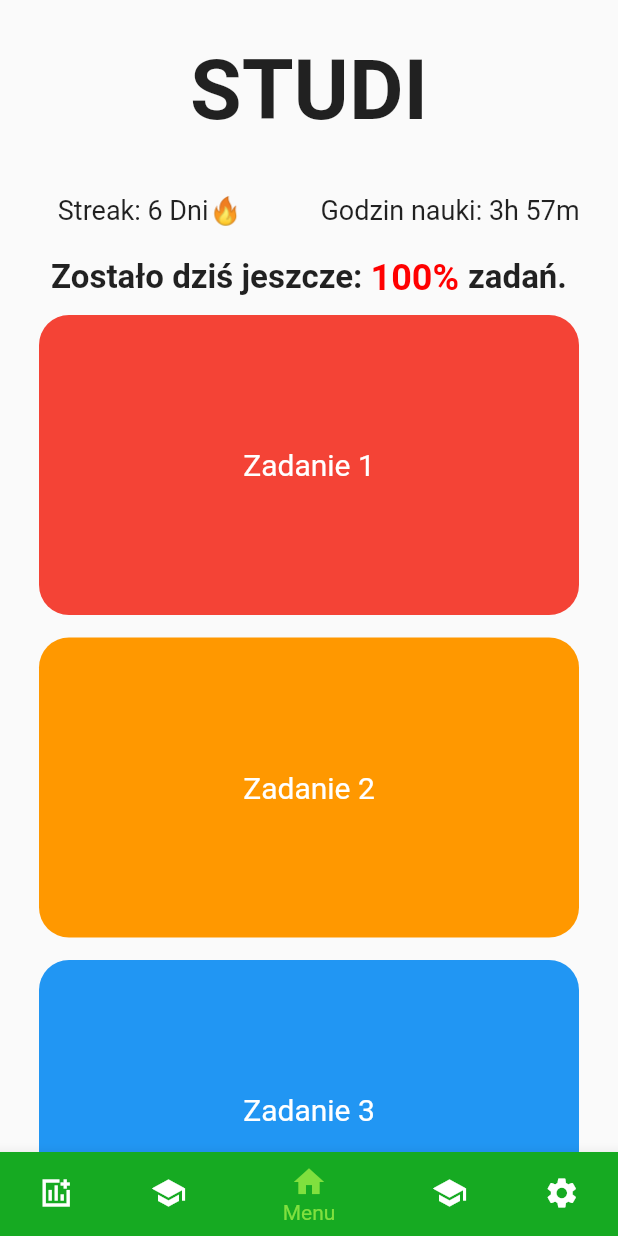
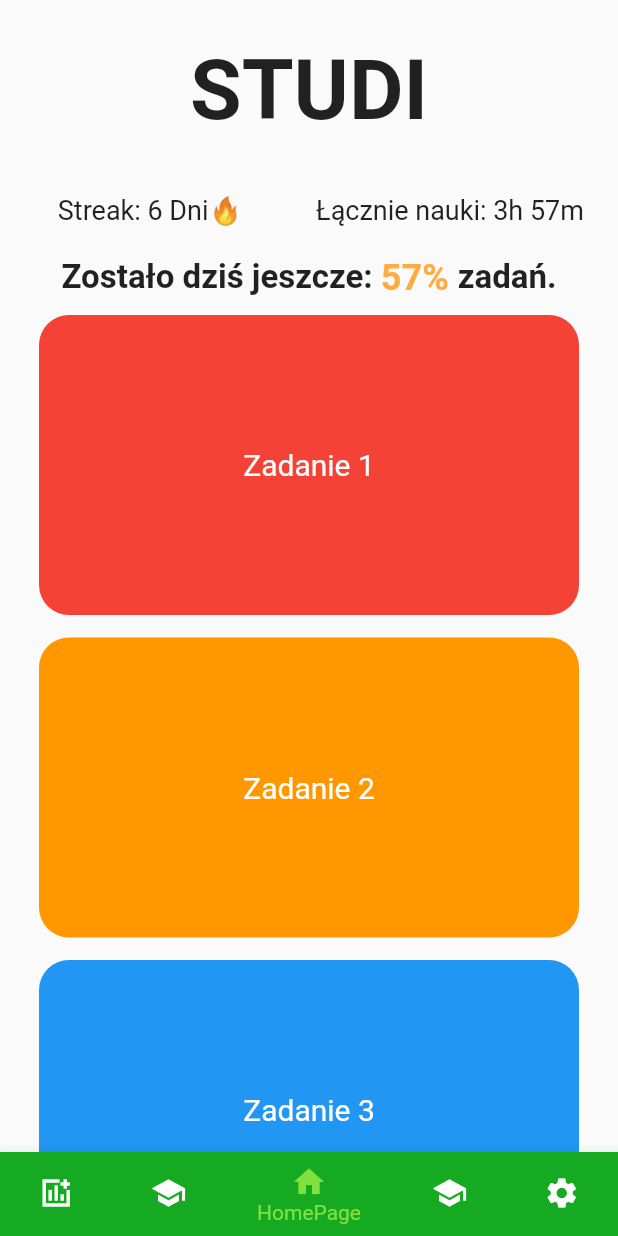
Before and after one commit to Kenayv/ProjektHackHeroes, a Flutter app: the MainPage screen opened directly, on a phone screen of 412 x 824 dp. Run offline on Flutter 3.47's test engine with Material 2 defaults, Android fonts, the phone set to English and light mode, and no system bars.

Commit message:
2 lines change

```diff
--- a/project_hack_heroes/lib/main.dart
+++ b/project_hack_heroes/lib/main.dart
@@ -65,7 +65,7 @@ class _MainPageState extends State<MainPage> {
           ),
           BottomNavigationBarItem(
             icon: Icon(Icons.home),
-            label: 'Menu',
+            label: 'HomePage',
             backgroundColor: Color.fromARGB(255, 22, 170, 34),
           ),
           BottomNavigationBarItem(
--- a/project_hack_heroes/lib/pages/home_page.dart
+++ b/project_hack_heroes/lib/pages/home_page.dart
@@ -36,7 +36,7 @@ class HomePage extends StatelessWidget {
                         width: 200,
                         height: 50,
                         child: Center(
-                          child: Text("Godzin nauki: 3h 57m", style: TextStyle(fontSize: 18)),
+                          child: Text("Łącznie nauki: 3h 57m", style: TextStyle(fontSize: 18)),
                         ),
                       ),
                     ],
@@ -55,8 +55,8 @@ class HomePage extends StatelessWidget {
                       style: TextStyle(fontSize: 22, fontWeight: FontWeight.bold),
                     ),
                     Text(
-                      "100% ",
-                      style: TextStyle(fontSize: 24, fontWeight: FontWeight.bold, color: Color.fromRGBO(255, 0, 0, 1)),
+                      "57% ",
+                      style: TextStyle(fontSize: 24, fontWeight: FontWeight.bold, color: Colors.orangeAccent),
                     ),
                     Text(
                       "zadań.",
@@ -130,9 +130,8 @@ class HomePage extends StatelessWidget {
               ),
             ),
 
-            Container(
-              child: SizedBox(
-                height: 200,
+            SizedBox(
+              height: 250,
               child: Container(
                 child: Column(
                   children: [
@@ -172,6 +171,13 @@ class HomePage extends StatelessWidget {
                       ),
                     ),
                     Container(
+                      width: 400,
+                      height: 30,
+                      child: Center(
+                        child: Text("Najdłuższy streak: 9 dni", style: TextStyle(fontSize: 18)),
+                      ),
+                    ),
+                    Container(
                       width: 200,
                       height: 30,
                       child: Center(
@@ -182,7 +188,6 @@ class HomePage extends StatelessWidget {
                 ),
               ),
             ),
-            ),
           ],
         ),
       ),
```
Lines whose indentation alone changed are shown as unchanged.
